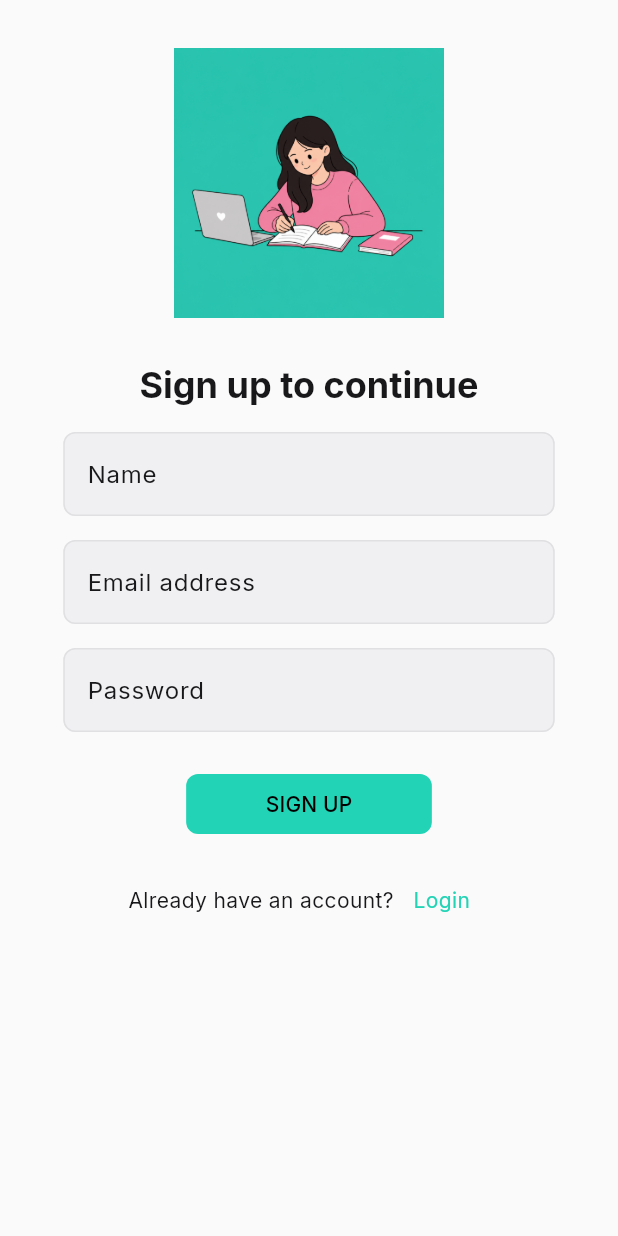
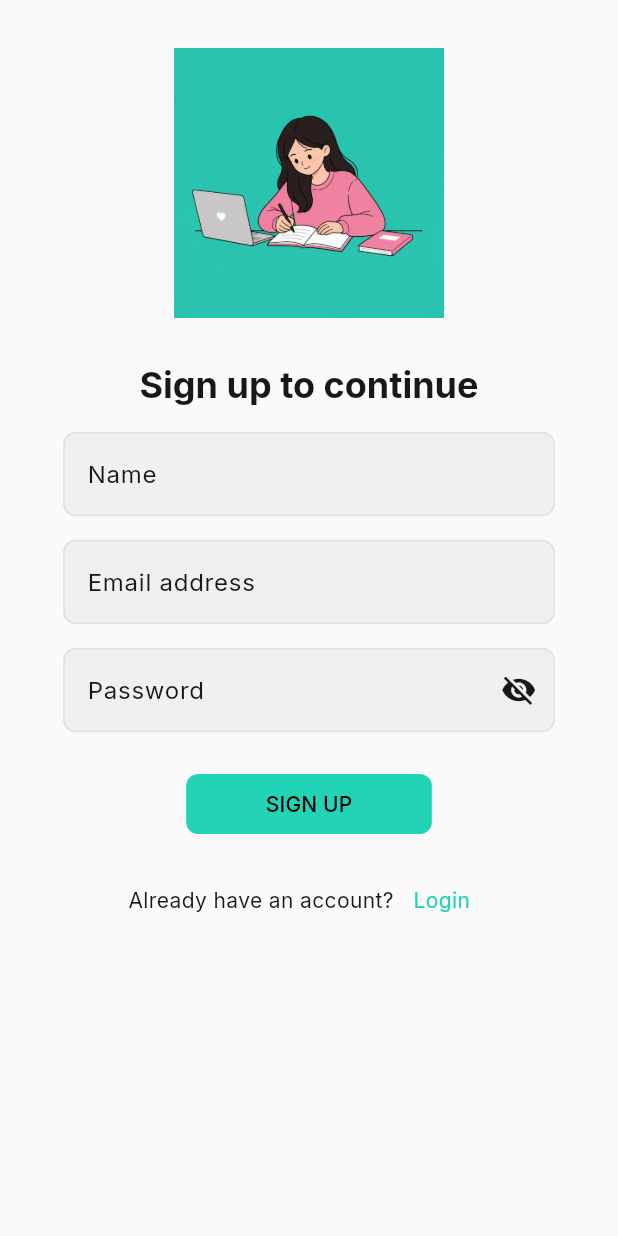
Before and after one commit to Jiya-Sharma09/notes-app-flutter, a Flutter app: the screen it shows after launch, after a tap on "LOGIN!", after a tap on "Sign Up", on a phone screen of 412 x 824 dp. Run offline on Flutter 3.47's test engine with Material 3 defaults, Android fonts, the light colour scheme and no system bars; our stand-ins replace animated_search_bar, flutter_secure_storage, google_fonts, shared_preferences.

Commit message:
feat(auth): add password visibility toggle to login and signup screens

```diff
--- a/lib/screens/login_screen.dart
+++ b/lib/screens/login_screen.dart
@@ -14,6 +14,7 @@ class _LoginScreenState extends State<LoginScreen> {
   final TextEditingController _emailController = TextEditingController();
   final TextEditingController _passwordController = TextEditingController();
   final _formKey = GlobalKey<FormState>();
+  bool _obscurePassword = true;
 
   @override
   void dispose() {
@@ -92,9 +93,24 @@ class _LoginScreenState extends State<LoginScreen> {
                       const SizedBox(height: 16),
                       TextFormField(
                         controller: _passwordController,
-                        obscureText: true,
-                        decoration: const InputDecoration(
+                        obscureText: _obscurePassword,
+                        decoration: InputDecoration(
                           labelText: 'Password',
+                          suffixIcon: IconButton(
+                            icon: Icon(
+                              _obscurePassword
+                                  ? Icons.visibility_off
+                                  : Icons.visibility,
+                              color: Theme.of(
+                                context,
+                              ).colorScheme.onSurfaceVariant,
+                            ),
+                            onPressed: () {
+                              setState(() {
+                                _obscurePassword = !_obscurePassword;
+                              });
+                            },
+                          ),
                         ),
                         validator: (value) {
                           if (value == null || value.trim().isEmpty) {
@@ -152,10 +168,10 @@ class _LoginScreenState extends State<LoginScreen> {
                                 },
                           child: authProvider.isLoading
                               ? SizedBox(
-                                height: 120,
-                                width: 120,
-                                child: CircularProgressIndicator(),
-                              )
+                                  height: 20,
+                                  width: 20,
+                                  child: CircularProgressIndicator(),
+                                )
                               : Text("LOGIN!"),
                         ),
                       ),
--- a/lib/screens/signup_screen.dart
+++ b/lib/screens/signup_screen.dart
@@ -17,6 +17,7 @@ class _SignupScreenState extends State<SignupScreen> {
   final _nameController = TextEditingController();
   final _formKey = GlobalKey<FormState>();
   bool isLoading = false;
+  bool _obscurePassword = true;
 
   @override
   void dispose() {
@@ -94,11 +95,24 @@ class _SignupScreenState extends State<SignupScreen> {
                         },
                       ),
                       const SizedBox(height: 16),
-                      TextFormField(
+                                            TextFormField(
                         controller: _passwordController,
-                        obscureText: true,
-                        decoration: const InputDecoration(
+                        obscureText: _obscurePassword,
+                        decoration: InputDecoration(
                           labelText: 'Password',
+                          suffixIcon: IconButton(
+                            icon: Icon(
+                              _obscurePassword
+                                  ? Icons.visibility_off
+                                  : Icons.visibility,
+                              color: Theme.of(context).colorScheme.onSurfaceVariant,
+                            ),
+                            onPressed: () {
+                              setState(() {
+                                _obscurePassword = !_obscurePassword;
+                              });
+                            },
+                          ),
                         ),
                         validator: (value) {
                           if (value == null || value.trim().length < 8) {
```
